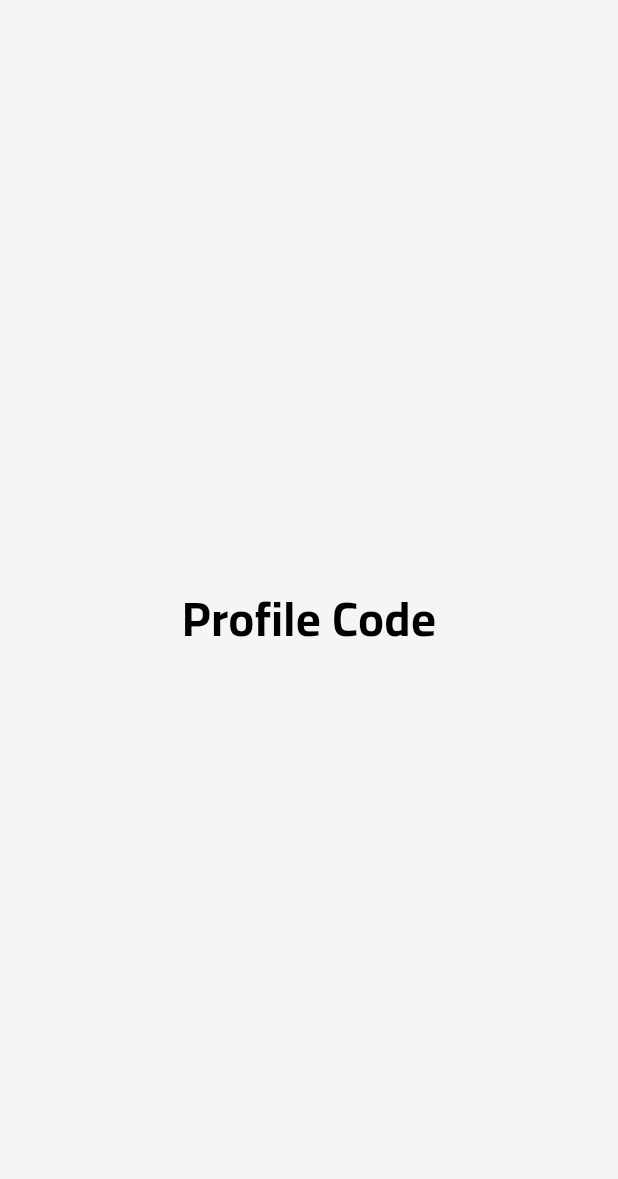
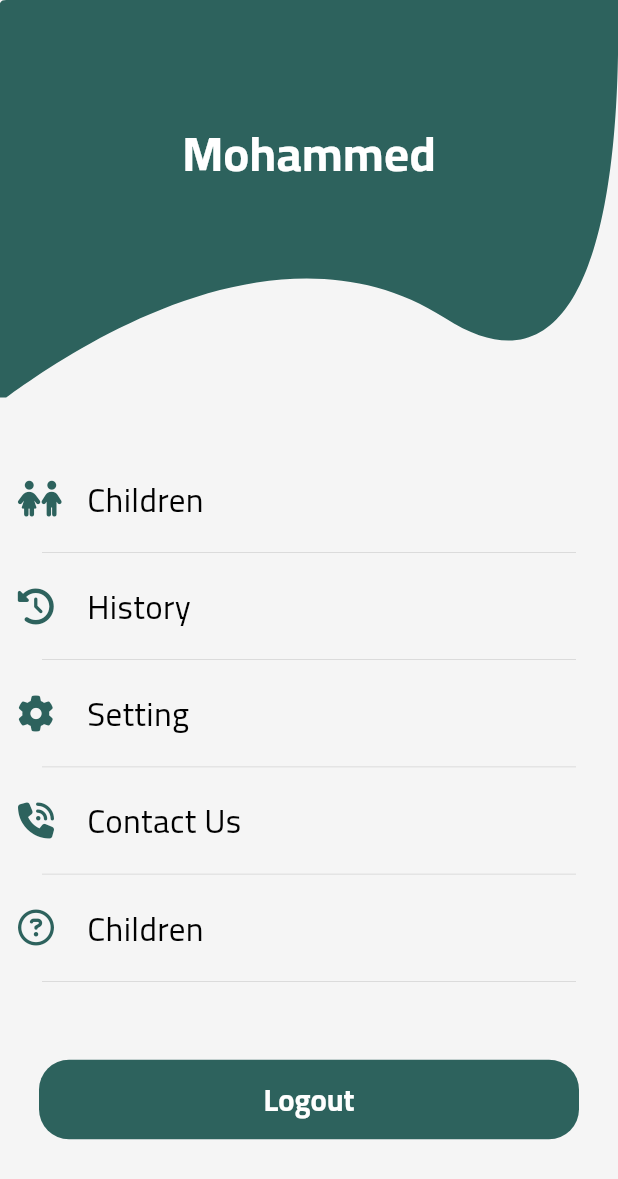
Before and after one commit to thabooota/Tab-Cash, a Flutter app: the ProfileView screen opened by its route, on a phone screen of 412 x 824 dp. Shown: the top 1179 px of the screen. Run offline on Flutter 3.47's test engine with Material 2 defaults, Android fonts, the phone set to English and light mode, and no system bars; our stand-ins replace curved_navigation_bar, dio, dropdown_button2, flutter_bloc, flutter_svg, font_awesome_flutter and 1 more.

Commit message:
profile screen done

```diff
--- a/lib/core/widget/app_bar.dart
+++ b/lib/core/widget/app_bar.dart
@@ -1,9 +1,17 @@
 import 'package:flutter/material.dart';
+import 'package:flutter/services.dart';
 import '../utils/color_manager.dart';
 
-AppBar appBar(context, {required String text}) => AppBar(
+AppBar appBar(
+  context, {
+  required String text,
+      Color? titleColor,
+  bool centerTitle = false,
+      Color bgColor = ColorManager.scaffoldBackgroundColor
+}) =>
+    AppBar(
       elevation: 0.0,
-      backgroundColor: ColorManager.scaffoldBackgroundColor,
+      backgroundColor: bgColor,
       leading: IconButton(
         onPressed: () {
           Navigator.pop(context);
@@ -12,10 +20,17 @@ AppBar appBar(context, {required String text}) => AppBar(
       ),
       title: Text(
         text,
-        style: const TextStyle(
+        style: TextStyle(
           fontFamily: "Cairo",
           fontSize: 30.0,
+          color: titleColor,
           fontWeight: FontWeight.w600,
         ),
       ),
+      systemOverlayStyle: const SystemUiOverlayStyle(
+          statusBarColor: Colors.white10,
+          statusBarBrightness: Brightness.light,
+          statusBarIconBrightness: Brightness.dark,
+      ),
+      centerTitle: centerTitle,
     );
--- a/lib/test.dart
+++ b/lib/core/widget/shape_print_profile.dart
@@ -1,4 +1,6 @@
 import 'package:flutter/material.dart';
+
+import '../utils/color_manager.dart';
 
 class MyPainter extends CustomPainter {
   @override
@@ -8,7 +10,7 @@ class MyPainter extends CustomPainter {
 
     // Path number 1
 
-    paint.color = const Color(0xff386C5F);
+    paint.color = ColorManager.defaultColor;
     path = Path();
     path.lineTo(0, size.height * 0.01);
     path.cubicTo(0, size.height * 0.01, 0, 0, size.width * 0.01, 0);
@@ -31,22 +33,3 @@ class MyPainter extends CustomPainter {
     return true;
   }
 }
-
-class Testing extends StatelessWidget {
-  const Testing({Key? key}) : super(key: key);
-
-  @override
-  Widget build(BuildContext context) {
-    return Scaffold(
-      appBar: AppBar(),
-      body: Column(
-        children: [
-          CustomPaint(
-              painter: MyPainter(),
-              child: SizedBox(
-                  width: MediaQuery.of(context).size.width, height: 265),),
-        ],
-      ),
-    );
-  }
-}
--- a/lib/features/home/presentation/views/home_screen.dart
+++ b/lib/features/home/presentation/views/home_screen.dart
@@ -2,9 +2,8 @@ import 'package:curved_navigation_bar/curved_navigation_bar.dart';
 import 'package:flutter/material.dart';
 import 'package:flutter_bloc/flutter_bloc.dart';
 import 'package:font_awesome_flutter/font_awesome_flutter.dart';
-import 'package:smartwallet/features/home/presentation/manager/app_cubit.dart';
-import 'package:smartwallet/features/home/presentation/manager/app_state.dart';
-
+import '../manager/app_cubit.dart';
+import '../manager/app_state.dart';
 import '../../../../core/utils/color_manager.dart';
 
 class HomeView extends StatelessWidget {
--- a/lib/features/home/presentation/views/widgets/home_screen_body.dart
+++ b/lib/features/home/presentation/views/widgets/home_screen_body.dart
@@ -8,7 +8,8 @@ class HomeViewBody extends StatelessWidget {
 
   @override
   Widget build(BuildContext context) {
-    return ListView(
+    return SafeArea(
+      child: ListView(
         physics: const BouncingScrollPhysics(),
         padding: const EdgeInsets.symmetric(horizontal: 14.0,vertical: 16.0),
         children: const [
@@ -22,6 +23,7 @@ class HomeViewBody extends StatelessWidget {
           ),
           WalletServiceSection(),
         ],
+      ),
     );
   }
 }
--- a/lib/features/home/presentation/views/widgets/wallet_services_section.dart
+++ b/lib/features/home/presentation/views/widgets/wallet_services_section.dart
@@ -30,7 +30,6 @@ class WalletServiceSection extends StatelessWidget {
           );
         }),
         walletServicesItem(text: 'Pay Games', onTap: () {}),
-        walletServicesItem(text: 'Online Payment', onTap: () {}),
         walletServicesItem(text: 'Pay Installments', onTap: () {}),
       ],
     );
--- a/lib/features/profile/presentation/views/profile_screen.dart
+++ b/lib/features/profile/presentation/views/profile_screen.dart
@@ -1,5 +1,6 @@
 import 'package:flutter/material.dart';
-
+import '../../../../core/utils/color_manager.dart';
+import '../../../../core/widget/app_bar.dart';
 import 'widgets/profile_view_body.dart';
 
 class ProfileView extends StatelessWidget {
@@ -8,7 +9,7 @@ class ProfileView extends StatelessWidget {
   @override
   Widget build(BuildContext context) {
     return const Scaffold(
-      body: ProfileViewBody(),
+      body: SafeArea(child: ProfileViewBody()),
     );
   }
 }
--- a/lib/features/profile/presentation/views/widgets/profile_view_body.dart
+++ b/lib/features/profile/presentation/views/widgets/profile_view_body.dart
@@ -1,14 +1,89 @@
 import 'package:flutter/material.dart';
-import '../../../../../../core/utils/styles.dart';
+import 'package:font_awesome_flutter/font_awesome_flutter.dart';
+import '../../../../../core/utils/app_router.dart';
+import '../../../../../core/widget/custom_button.dart';
+import '../../../../../core/utils/color_manager.dart';
+import '../../../../../core/utils/styles.dart';
+import '../../../../../core/widget/shape_print_profile.dart';
+
 class ProfileViewBody extends StatelessWidget {
   const ProfileViewBody({Key? key}) : super(key: key);
 
   @override
   Widget build(BuildContext context) {
-    return const Center(
-        child: Text(
-      "Profile Code",
-      style: Styles.textStyle32,
-    ));
+    return ListView(
+      physics: const BouncingScrollPhysics(),
+      children: [
+        Stack(
+          alignment: Alignment.center,
+          children: [
+            CustomPaint(
+              painter: MyPainter(),
+              child: SizedBox(
+                  width: MediaQuery.of(context).size.width, height: 265),
+            ),
+            Positioned(
+              bottom: 140.0,
+              child: Text(
+                "Mohammed",
+                style: Styles.textStyle32.copyWith(color: Colors.white),
+              ),
+            ),
+          ],
+        ),
+        const SizedBox(
+          height: 52.0,
+        ),
+        rowItem(text: "Children", icon: FontAwesomeIcons.children),
+        rowItem(text: "History", icon: FontAwesomeIcons.clockRotateLeft),
+        rowItem(text: "Setting", icon: FontAwesomeIcons.gear),
+        rowItem(text: "Contact Us", icon: FontAwesomeIcons.phoneVolume),
+        rowItem(text: "Children", icon: FontAwesomeIcons.circleQuestion),
+        Padding(
+          padding: const EdgeInsets.symmetric(horizontal: 26.0, vertical: 32.0),
+          child: CustomButton.customTextButton(
+              text: "Logout",
+              onPressed: () {
+                Navigator.pushReplacementNamed(context, Routes.loginRoute);
+              }),
+        ),
+      ],
+    );
   }
 }
+
+Widget rowItem({
+  required String text,
+  required IconData icon,
+}) =>
+    Padding(
+      padding: const EdgeInsets.symmetric(horizontal: 12.0),
+      child: Column(
+        children: [
+          Row(
+            children: [
+              Icon(
+                icon,
+                color: ColorManager.defaultColor,
+              ),
+              const SizedBox(
+                width: 22.0,
+              ),
+              Text(
+                text,
+                style: const TextStyle(
+                    color: Colors.black,
+                    fontWeight: FontWeight.w400,
+                    fontSize: 22.0),
+              ),
+            ],
+          ),
+          Container(
+            height: 0.5,
+            color: Colors.grey.withOpacity(0.4),
+            margin:
+                const EdgeInsets.symmetric(horizontal: 16.0, vertical: 20.0),
+          ),
+        ],
+      ),
+    );
--- a/lib/main.dart
+++ b/lib/main.dart
@@ -1,4 +1,5 @@
 import 'package:flutter/material.dart';
+import 'package:smartwallet/features/profile/presentation/views/profile_screen.dart';
 import 'app/app.dart';
 import 'core/utils/app_router.dart';
 
```
Lines whose indentation alone changed are shown as unchanged.
